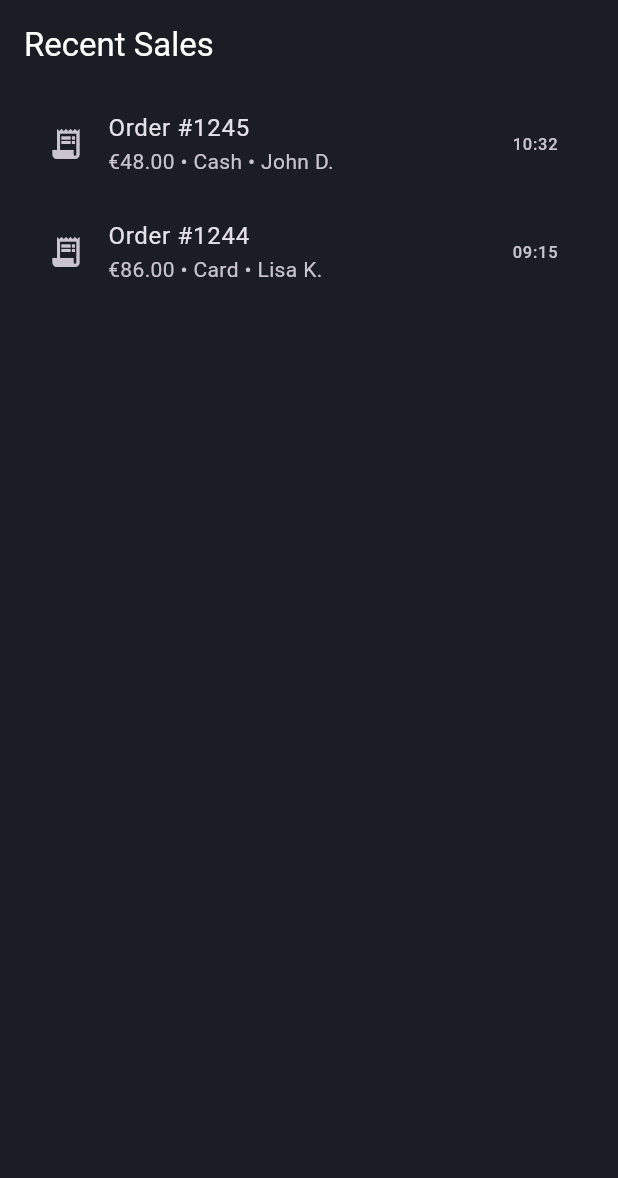
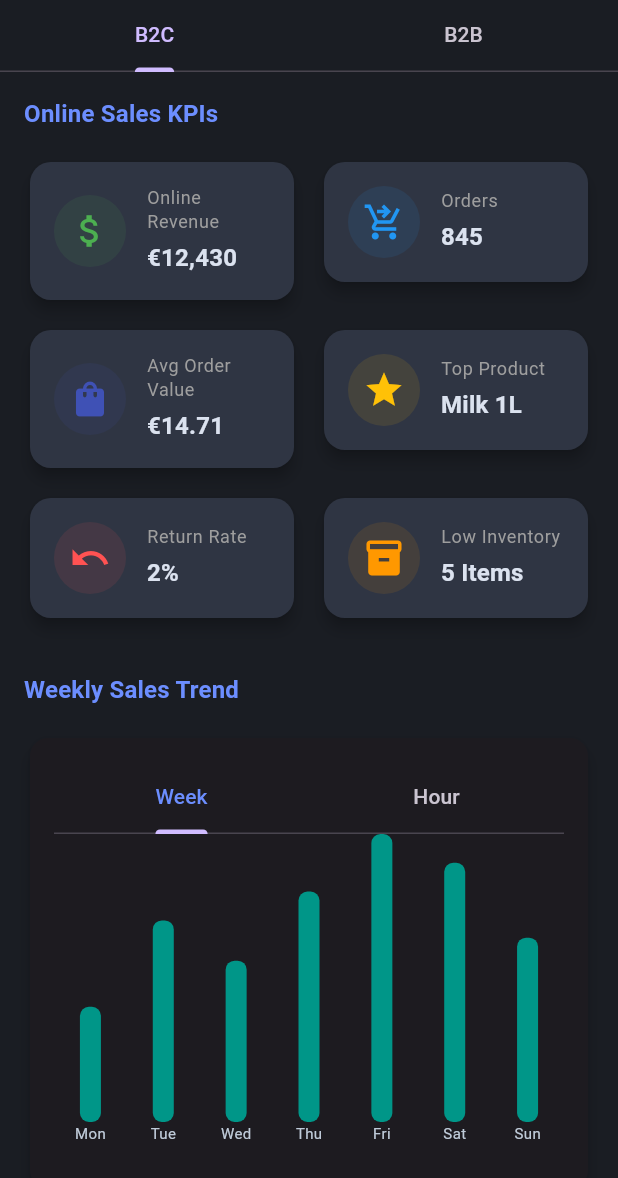
Before and after one commit to festimii/mobile, a Flutter app: the SalesTab screen opened directly, on a phone screen of 412 x 824 dp. Shown: the top 1178 px of the screen. Run offline on Flutter 3.47's test engine with Material 3 defaults, Android fonts, the phone set to English and light mode, and no system bars; drawn by our look-alikes of fl_chart.

Commit message:
Revamp sales tab with B2B and B2C KPIs

```diff
--- a/crm_retail_app/lib/screens/tabs/sales_tab.dart
+++ b/crm_retail_app/lib/screens/tabs/sales_tab.dart
@@ -1,33 +1,193 @@
 import 'package:flutter/material.dart';
+import 'home_tab.dart';
 
+/// Sales tab showing KPIs for both B2C and B2B online sales.
 class SalesTab extends StatelessWidget {
   const SalesTab({super.key});
 
-  @override
-  Widget build(BuildContext context) {
-    final theme = Theme.of(context);
+  Widget _buildContent(
+    BuildContext context,
+    List<SummaryMetric> metrics,
+    List<SalesSeries> week,
+    List<SalesSeries> hour,
+  ) {
+    final double cardWidth =
+        MediaQuery.of(context).size.width > 600
+            ? 260
+            : MediaQuery.of(context).size.width / 2 - 22;
 
-    return Scaffold(
-      body: ListView(
-        padding: const EdgeInsets.all(16),
+    return SingleChildScrollView(
+      padding: const EdgeInsets.all(16),
+      child: Column(
+        crossAxisAlignment: CrossAxisAlignment.start,
         children: [
-          Text("Recent Sales", style: theme.textTheme.titleLarge),
+          Text(
+            "Online Sales KPIs",
+            style: Theme.of(context).textTheme.titleMedium?.copyWith(
+                  fontWeight: FontWeight.bold,
+                  color: Theme.of(context).primaryColor,
+                ),
+          ),
           const SizedBox(height: 16),
-          ListTile(
-            leading: const Icon(Icons.receipt_long),
-            title: const Text("Order #1245"),
-            subtitle: const Text("€48.00 • Cash • John D."),
-            trailing: const Text("10:32"),
+          Wrap(
+            spacing: 12,
+            runSpacing: 12,
+            children: metrics
+                .map(
+                  (m) => SizedBox(
+                    width: cardWidth,
+                    child: SummaryCard(metric: m),
+                  ),
+                )
+                .toList(),
           ),
-          ListTile(
-            leading: const Icon(Icons.receipt_long),
-            title: const Text("Order #1244"),
-            subtitle: const Text("€86.00 • Card • Lisa K."),
-            trailing: const Text("09:15"),
+          const SizedBox(height: 32),
+          Text(
+            "Weekly Sales Trend",
+            style: Theme.of(context).textTheme.titleMedium?.copyWith(
+                  fontWeight: FontWeight.bold,
+                  color: Theme.of(context).primaryColor,
+                ),
           ),
-          // Add more dummy orders or dynamic source
+          const SizedBox(height: 16),
+          Card(
+            elevation: 4,
+            shape: RoundedRectangleBorder(
+              borderRadius: BorderRadius.circular(12),
+            ),
+            child: Padding(
+              padding: const EdgeInsets.all(16),
+              child: SalesTrendCard(weekData: week, hourData: hour),
+            ),
+          ),
         ],
       ),
     );
   }
+
+  @override
+  Widget build(BuildContext context) {
+    final b2cMetrics = [
+      SummaryMetric(
+        title: 'Online Revenue',
+        value: '€12,430',
+        icon: Icons.attach_money,
+        color: Colors.green,
+      ),
+      SummaryMetric(
+        title: 'Orders',
+        value: '845',
+        icon: Icons.shopping_cart_checkout,
+        color: Colors.blue,
+      ),
+      SummaryMetric(
+        title: 'Avg Order Value',
+        value: '€14.71',
+        icon: Icons.shopping_bag,
+        color: Colors.indigo,
+      ),
+      SummaryMetric(
+        title: 'Top Product',
+        value: 'Milk 1L',
+        icon: Icons.star,
+        color: Colors.amber,
+      ),
+      SummaryMetric(
+        title: 'Return Rate',
+        value: '2%',
+        icon: Icons.undo,
+        color: Colors.redAccent,
+      ),
+      SummaryMetric(
+        title: 'Low Inventory',
+        value: '5 Items',
+        icon: Icons.inventory_2,
+        color: Colors.orange,
+      ),
+    ];
+
+    final b2bMetrics = [
+      SummaryMetric(
+        title: 'Online Revenue',
+        value: '€24,800',
+        icon: Icons.attach_money,
+        color: Colors.green,
+      ),
+      SummaryMetric(
+        title: 'Orders',
+        value: '52',
+        icon: Icons.shopping_cart_checkout,
+        color: Colors.blue,
+      ),
+      SummaryMetric(
+        title: 'Avg Order Value',
+        value: '€477',
+        icon: Icons.shopping_bag,
+        color: Colors.indigo,
+      ),
+      SummaryMetric(
+        title: 'Top Region',
+        value: 'North',
+        icon: Icons.location_city,
+        color: Colors.amber,
+      ),
+      SummaryMetric(
+        title: 'New Customers',
+        value: '4',
+        icon: Icons.person_add,
+        color: Colors.teal,
+      ),
+      SummaryMetric(
+        title: 'Pending Payments',
+        value: '3',
+        icon: Icons.access_time,
+        color: Colors.redAccent,
+      ),
+    ];
+
+    final weekSalesB2c = [
+      SalesSeries('Mon', 200),
+      SalesSeries('Tue', 350),
+      SalesSeries('Wed', 280),
+      SalesSeries('Thu', 400),
+      SalesSeries('Fri', 500),
+      SalesSeries('Sat', 450),
+      SalesSeries('Sun', 320),
+    ];
+
+    final weekSalesB2b = [
+      SalesSeries('Mon', 400),
+      SalesSeries('Tue', 520),
+      SalesSeries('Wed', 480),
+      SalesSeries('Thu', 610),
+      SalesSeries('Fri', 710),
+      SalesSeries('Sat', 680),
+      SalesSeries('Sun', 430),
+    ];
+
+    final hourSalesB2c = List.generate(17, (i) {
+      int hour = 8 + i;
+      return SalesSeries('${hour}h', 100 + i * 5);
+    });
+
+    final hourSalesB2b = List.generate(17, (i) {
+      int hour = 8 + i;
+      return SalesSeries('${hour}h', 200 + i * 8);
+    });
+
+    return DefaultTabController(
+      length: 2,
+      child: Scaffold(
+        appBar: const TabBar(
+          tabs: [Tab(text: 'B2C'), Tab(text: 'B2B')],
+        ),
+        body: TabBarView(
+          children: [
+            _buildContent(context, b2cMetrics, weekSalesB2c, hourSalesB2c),
+            _buildContent(context, b2bMetrics, weekSalesB2b, hourSalesB2b),
+          ],
+        ),
+      ),
+    );
+  }
 }
```
